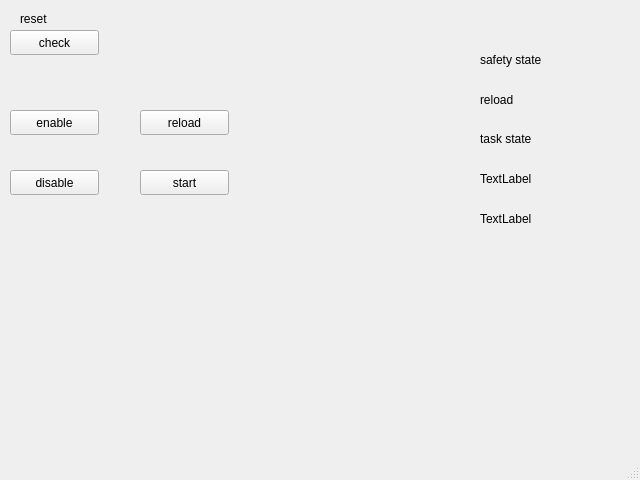
Above: scripts/main.ui from SamKaiYang/ros_modbus_nex before the change. Below: the same form after it.
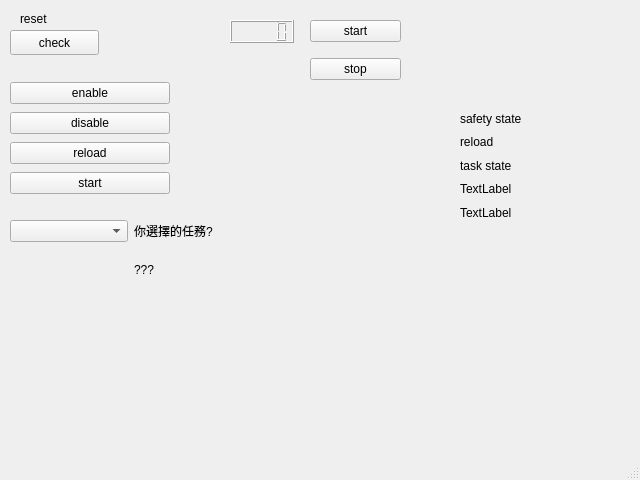
That is the form after the change.

Commit message: fix gui add lcd timer combobox ...

```diff
--- a/scripts/main.ui
+++ b/scripts/main.ui
@@ -14,71 +14,6 @@
    <string>MainWindow</string>
   </property>
   <widget class="QWidget" name="centralwidget">
-   <widget class="QPushButton" name="btn_reload">
-    <property name="geometry">
-     <rect>
-      <x>140</x>
-      <y>110</y>
-      <width>89</width>
-      <height>25</height>
-     </rect>
-    </property>
-    <property name="text">
-     <string>reload</string>
-    </property>
-   </widget>
-   <widget class="QLabel" name="label_reload_state">
-    <property name="geometry">
-     <rect>
-      <x>480</x>
-      <y>90</y>
-      <width>81</width>
-      <height>20</height>
-     </rect>
-    </property>
-    <property name="text">
-     <string>reload</string>
-    </property>
-   </widget>
-   <widget class="QPushButton" name="btn_enable">
-    <property name="geometry">
-     <rect>
-      <x>10</x>
-      <y>110</y>
-      <width>89</width>
-      <height>25</height>
-     </rect>
-    </property>
-    <property name="text">
-     <string>enable</string>
-    </property>
-   </widget>
-   <widget class="QLabel" name="label_safety_state">
-    <property name="geometry">
-     <rect>
-      <x>480</x>
-      <y>50</y>
-      <width>101</width>
-      <height>20</height>
-     </rect>
-    </property>
-    <property name="text">
-     <string>safety state</string>
-    </property>
-   </widget>
-   <widget class="QPushButton" name="btn_disable">
-    <property name="geometry">
-     <rect>
-      <x>10</x>
-      <y>170</y>
-      <width>89</width>
-      <height>25</height>
-     </rect>
-    </property>
-    <property name="text">
-     <string>disable</string>
-    </property>
-   </widget>
    <widget class="QPushButton" name="btn_reset">
     <property name="geometry">
      <rect>
@@ -105,57 +40,157 @@
      <string>reset</string>
     </property>
    </widget>
-   <widget class="QLabel" name="label_5">
+   <widget class="QLCDNumber" name="lcdNumber">
     <property name="geometry">
      <rect>
-      <x>480</x>
-      <y>170</y>
-      <width>67</width>
-      <height>17</height>
+      <x>230</x>
+      <y>20</y>
+      <width>64</width>
+      <height>23</height>
      </rect>
     </property>
-    <property name="text">
-     <string>TextLabel</string>
+   </widget>
+   <widget class="QWidget" name="verticalLayoutWidget">
+    <property name="geometry">
+     <rect>
+      <x>10</x>
+      <y>80</y>
+      <width>160</width>
+      <height>120</height>
+     </rect>
     </property>
+    <layout class="QVBoxLayout" name="verticalLayout">
+     <item>
+      <widget class="QPushButton" name="btn_enable">
+       <property name="text">
+        <string>enable</string>
+       </property>
+      </widget>
+     </item>
+     <item>
+      <widget class="QPushButton" name="btn_disable">
+       <property name="text">
+        <string>disable</string>
+       </property>
+      </widget>
+     </item>
+     <item>
+      <widget class="QPushButton" name="btn_reload">
+       <property name="text">
+        <string>reload</string>
+       </property>
+      </widget>
+     </item>
+     <item>
+      <widget class="QPushButton" name="btn_start">
+       <property name="text">
+        <string>start</string>
+       </property>
+      </widget>
+     </item>
+    </layout>
    </widget>
-   <widget class="QLabel" name="label_6">
+   <widget class="QWidget" name="verticalLayoutWidget_2">
     <property name="geometry">
      <rect>
-      <x>480</x>
-      <y>210</y>
-      <width>67</width>
-      <height>17</height>
+      <x>310</x>
+      <y>10</y>
+      <width>91</width>
+      <height>80</height>
      </rect>
     </property>
-    <property name="text">
-     <string>TextLabel</string>
-    </property>
+    <layout class="QVBoxLayout" name="verticalLayout_2">
+     <item>
+      <widget class="QPushButton" name="btn_start_time">
+       <property name="text">
+        <string>start</string>
+       </property>
+      </widget>
+     </item>
+     <item>
+      <widget class="QPushButton" name="btn_stop_time">
+       <property name="text">
+        <string>stop</string>
+       </property>
+      </widget>
+     </item>
+    </layout>
    </widget>
-   <widget class="QPushButton" name="btn_start">
+   <widget class="QWidget" name="verticalLayoutWidget_3">
     <property name="geometry">
      <rect>
-      <x>140</x>
-      <y>170</y>
-      <width>89</width>
-      <height>25</height>
+      <x>460</x>
+      <y>110</y>
+      <width>160</width>
+      <height>111</height>
      </rect>
     </property>
-    <property name="text">
-     <string>start</string>
-    </property>
+    <layout class="QVBoxLayout" name="verticalLayout_3">
+     <item>
+      <widget class="QLabel" name="label_safety_state">
+       <property name="text">
+        <string>safety state</string>
+       </property>
+      </widget>
+     </item>
+     <item>
+      <widget class="QLabel" name="label_reload_state">
+       <property name="text">
+        <string>reload</string>
+       </property>
+      </widget>
+     </item>
+     <item>
+      <widget class="QLabel" name="label_task_state">
+       <property name="text">
+        <string>task state</string>
+       </property>
+      </widget>
+     </item>
+     <item>
+      <widget class="QLabel" name="label_5">
+       <property name="text">
+        <string>TextLabel</string>
+       </property>
+      </widget>
+     </item>
+     <item>
+      <widget class="QLabel" name="label_6">
+       <property name="text">
+        <string>TextLabel</string>
+       </property>
+      </widget>
+     </item>
+    </layout>
    </widget>
-   <widget class="QLabel" name="label_task_state">
+   <widget class="QWidget" name="gridLayoutWidget">
     <property name="geometry">
      <rect>
-      <x>480</x>
-      <y>130</y>
-      <width>67</width>
-      <height>17</height>
+      <x>10</x>
+      <y>220</y>
+      <width>241</width>
+      <height>71</height>
      </rect>
     </property>
-    <property name="text">
-     <string>task state</string>
-    </property>
+    <layout class="QGridLayout" name="gridLayout">
+     <item row="1" column="1">
+      <widget class="QLabel" name="label_mission_case_show">
+       <property name="text">
+        <string>???</string>
+       </property>
+      </widget>
+     </item>
+     <item row="0" column="1">
+      <widget class="QLabel" name="label_mission_case">
+       <property name="text">
+        <string>你選擇的任務?</string>
+       </property>
+      </widget>
+     </item>
+     <item row="0" column="0">
+      <widget class="QComboBox" name="comboBox"/>
+     </item>
+    </layout>
    </widget>
   </widget>
   <widget class="QMenuBar" name="menubar">
```
The commit also changes 3 other files.
